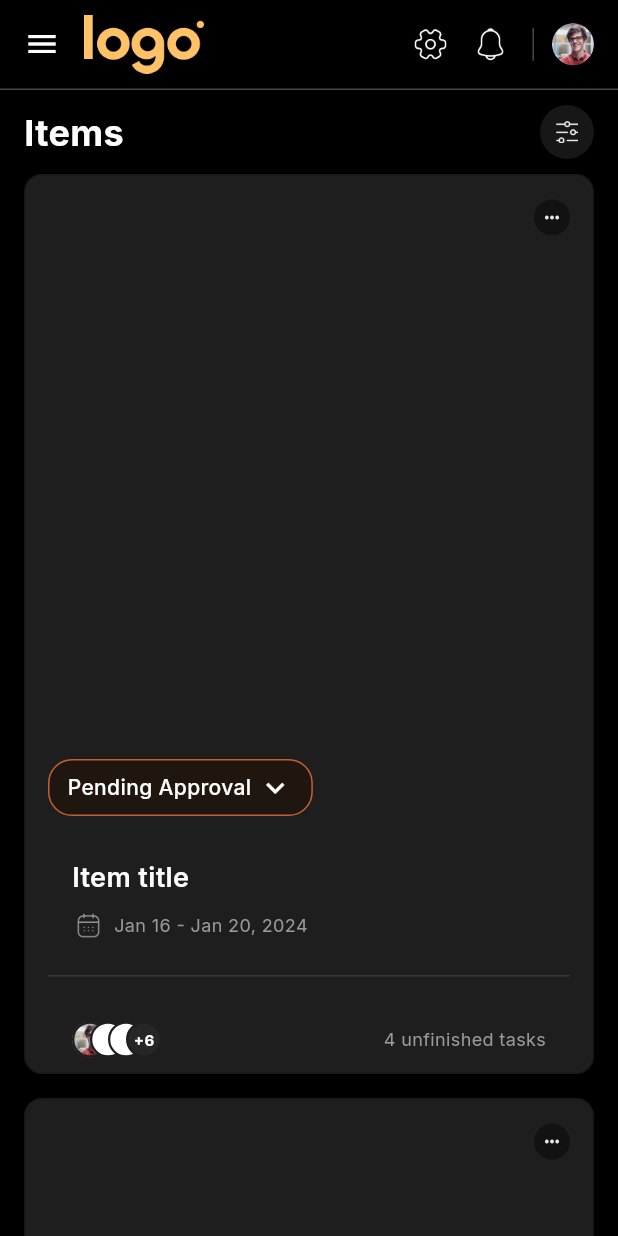
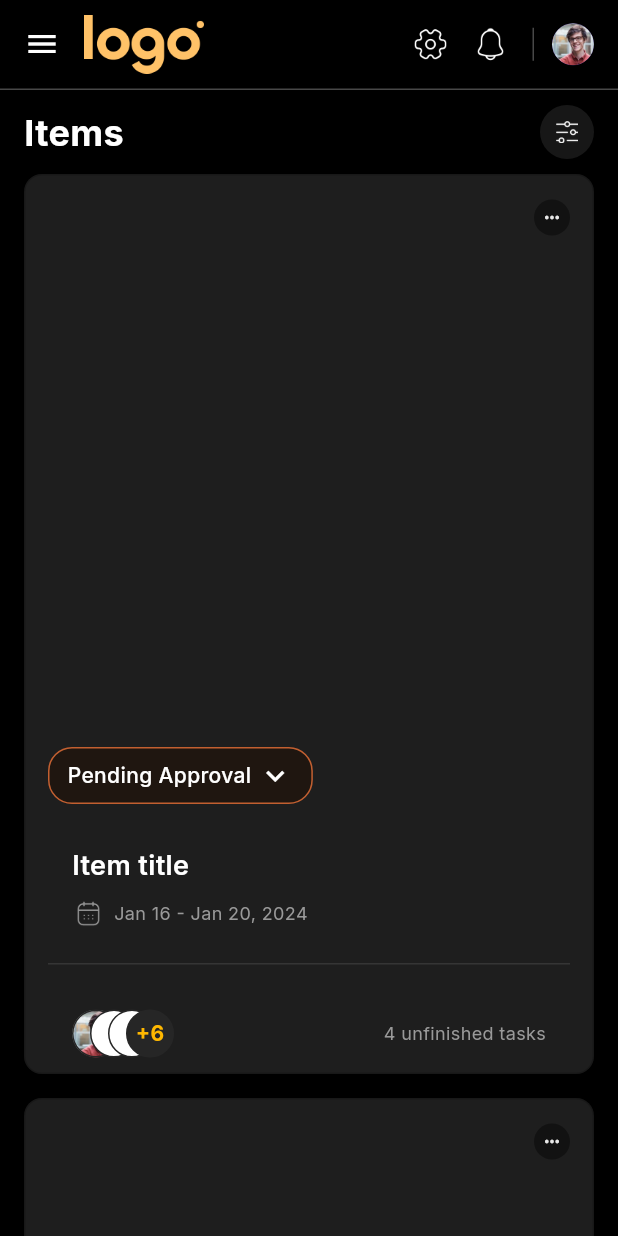
Before and after one commit to AndrewGeorgee/task, a Flutter app: the screen it shows after launch, on a phone screen of 412 x 824 dp. Run offline on Flutter 3.47's test engine with Material 3 defaults, Android fonts, the phone set to English and light mode, and no system bars; our stand-ins replace cloud_firestore, firebase_analytics, firebase_auth, firebase_core, firebase_storage, google_fonts and 1 more; accounts and stored records are empty.

```diff
--- a/lib/main.dart
+++ b/lib/main.dart
@@ -866,21 +866,27 @@ class _TaskManagerHomePageState extends State<TaskManagerHomePage> {
   }
 
   Widget _buildAvatarStack(final TaskItem task) {
-    // Determine how many circles to show based on task.circle
-    final int circleCount = task.circle ?? 0;
+    // Based on the design image, we need to show exactly:
+    // 1. Profile picture
+    // 2. Two white circles
+    // 3. Dark circle with +6 text
     final List<Widget> avatarWidgets = [];
 
-    // First avatar with image (always shown)
+    // Constants for better positioning and appearance
+    const double avatarSize = 32.0; // Increased size to match image
+    const double overlapOffset = 12.0; // More overlap to match image
+
+    // First avatar with image (profile picture)
     avatarWidgets.add(
       Positioned(
         left: 0,
         child: Container(
-          width: 24,
-          height: 24,
+          width: avatarSize,
+          height: avatarSize,
           decoration: BoxDecoration(
             color: Colors.grey[300],
             shape: BoxShape.circle,
-            border: Border.all(color: HexColor('1E1E1E'), width: 1.5),
+            border: Border.all(color: HexColor('262626'),),
             image: const DecorationImage(
               image: AssetImage('assets/Frame 77134.png'),
               fit: BoxFit.cover,
@@ -890,43 +896,42 @@ class _TaskManagerHomePageState extends State<TaskManagerHomePage> {
       ),
     );
 
-    // Add white circles based on task.circle value
-    for (int i = 0; i < circleCount; i++) {
+    // Add exactly 2 white circles as shown in the image
+    for (int i = 0; i < 2; i++) {
       avatarWidgets.add(
         Positioned(
-          left: 12.0 * (i + 1),
+          left: overlapOffset * (i + 1),
           child: Container(
-            width: 24,
-            height: 24,
+            width: avatarSize,
+            height: avatarSize,
             decoration: BoxDecoration(
               color: Colors.white,
               shape: BoxShape.circle,
-              border: Border.all(color: HexColor('1E1E1E'), width: 1.5),
+              border: Border.all(color: HexColor('262626'), ),
             ),
           ),
         ),
       );
     }
 
-    // Only add the +6 indicator when circle count is greater than 1
-    if (circleCount > 1) {
+    // Add the +6 indicator as shown in the image
     avatarWidgets.add(
       Positioned(
-          left: 36,
+        left: overlapOffset * 3, // Position after the 2 white circles
         child: Container(
-            width: 24,
-            height: 24,
+          width: avatarSize,
+          height: avatarSize,
           decoration: BoxDecoration(
-              color: HexColor('262626'),
+            color: const Color(0xFF262626), // Dark gray background
             shape: BoxShape.circle,
-              border: Border.all(color: HexColor('1E1E1E'), width: 1.5),
+            border: Border.all(color: HexColor('262626'),),
           ),
           child: const Center(
             child: Text(
               '+6',
               style: TextStyle(
-                  color: Colors.white,
-                  fontSize: 10,
+                color: Color(0xFFFFB800), // Golden yellow color for the text
+                fontSize: 14,
                 fontWeight: FontWeight.bold,
               ),
             ),
@@ -934,11 +939,13 @@ class _TaskManagerHomePageState extends State<TaskManagerHomePage> {
         ),
       ),
     );
-    }
+
+    // Fixed width for 4 avatars (1 profile + 2 white + 1 with +6)
+    final double stackWidth = overlapOffset * 4 + (avatarSize - overlapOffset);
 
     return SizedBox(
-      height: 24,
-      width: 80, // Provide enough width for all avatars
+      height: avatarSize,
+      width: stackWidth, // Dynamic width based on number of avatars
       child: Stack(
         clipBehavior: Clip.none,
         children: avatarWidgets,
--- a/pubspec.yaml
+++ b/pubspec.yaml
@@ -40,6 +40,7 @@ dependencies:
   cloud_firestore: ^5.6.7
   firebase_storage: ^12.4.5
   firebase_app_check_web: ^0.2.0+9
+  firebase_data_connect: ^0.1.4+1  # Added the missing package
 
 dev_dependencies:
   flutter_lints: ^5.0.0
```
Also changed, not shown: pubspec.lock, 1 other file. Lines whose indentation alone changed are shown as unchanged.
